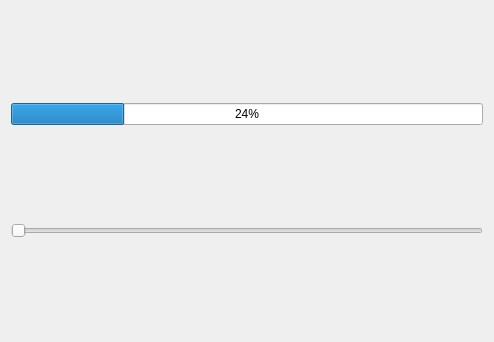
This is examples/MainWidgets.ui in Qt-Widgets/qt-component-widgets-collection as Qt 5 draws it before an edit. The edited form follows.
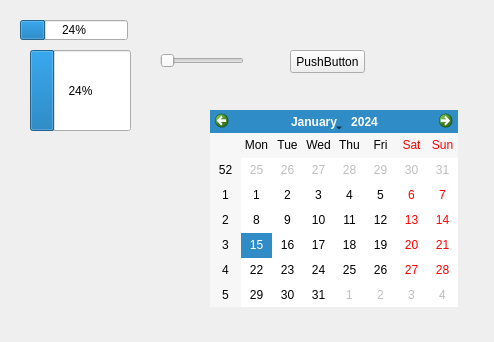
This is the edited form. Custom widgets are drawn as their Qt base class.

Patch:
```diff
--- a/examples/MainWidgets.ui
+++ b/examples/MainWidgets.ui
@@ -16,16 +16,28 @@
   <property name="styleSheet">
    <string notr="true"/>
   </property>
-  <layout class="QGridLayout" name="gridLayout">
-   <item row="0" column="0">
     <widget class="QtComponentsProgress" name="progressBar">
+   <property name="geometry">
+    <rect>
+     <x>20</x>
+     <y>20</y>
+     <width>108</width>
+     <height>20</height>
+    </rect>
+   </property>
      <property name="value">
       <number>24</number>
      </property>
     </widget>
-   </item>
-   <item row="1" column="0">
     <widget class="QSlider" name="horizontalSlider">
+   <property name="geometry">
+    <rect>
+     <x>160</x>
+     <y>50</y>
+     <width>84</width>
+     <height>22</height>
+    </rect>
+   </property>
      <property name="maximum">
       <number>100</number>
      </property>
@@ -33,8 +45,42 @@
       <enum>Qt::Horizontal</enum>
      </property>
     </widget>
-   </item>
-  </layout>
+  <widget class="QPushButton" name="pushButton">
+   <property name="geometry">
+    <rect>
+     <x>290</x>
+     <y>50</y>
+     <width>75</width>
+     <height>23</height>
+    </rect>
+   </property>
+   <property name="text">
+    <string>PushButton</string>
+   </property>
+  </widget>
+  <widget class="QtComponentsCircleProgress" name="progressBar_2">
+   <property name="geometry">
+    <rect>
+     <x>30</x>
+     <y>50</y>
+     <width>101</width>
+     <height>81</height>
+    </rect>
+   </property>
+   <property name="value">
+    <number>24</number>
+   </property>
+  </widget>
+  <widget class="QCalendarWidget" name="calendarWidget">
+   <property name="geometry">
+    <rect>
+     <x>210</x>
+     <y>110</y>
+     <width>248</width>
+     <height>197</height>
+    </rect>
+   </property>
+  </widget>
  </widget>
  <customwidgets>
   <customwidget>
@@ -42,6 +88,11 @@
    <extends>QProgressBar</extends>
    <header>progress/qtcomponentsprogress.h</header>
   </customwidget>
+  <customwidget>
+   <class>QtComponentsCircleProgress</class>
+   <extends>QProgressBar</extends>
+   <header>progress/qtcomponentscircleprogress.h</header>
+  </customwidget>
  </customwidgets>
  <resources/>
  <connections/>
```
Lines whose indentation alone changed are shown as unchanged.
